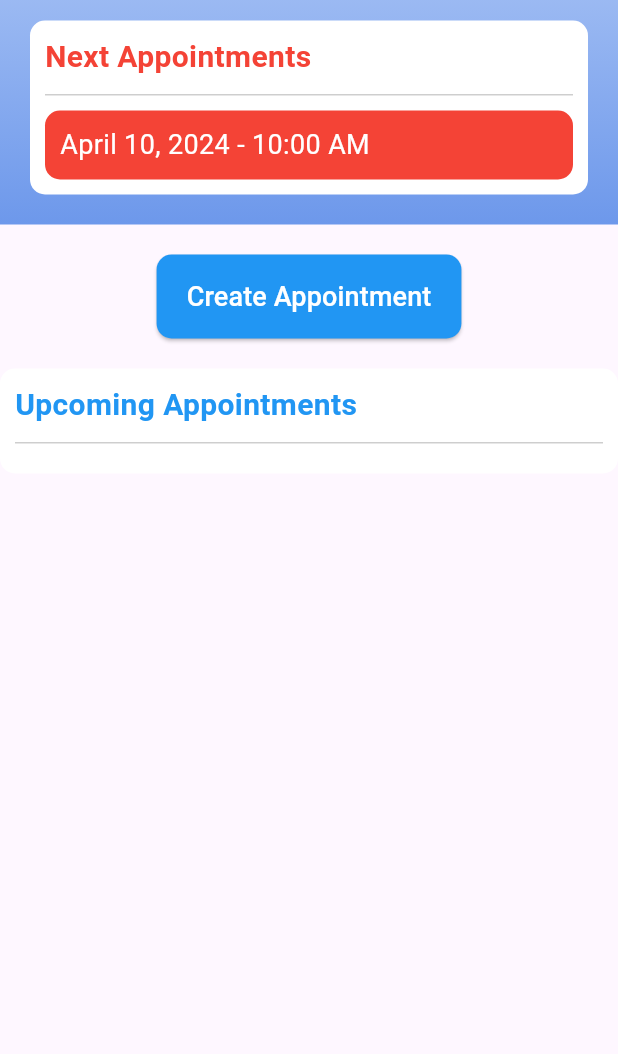
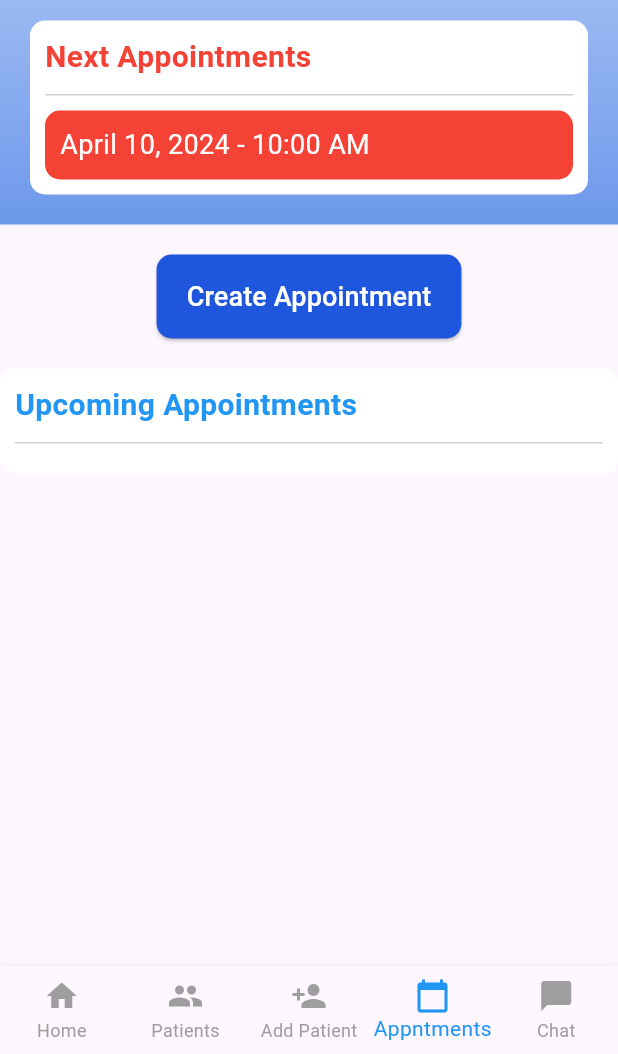
Before and after one commit to jorkd21/MediPal, a Flutter app: the AppointmentPage screen opened by its route, on a phone screen of 412 x 824 dp, the part 182-1236 px from its top. Run offline on Flutter 3.47's test engine with Material 3 defaults, Android fonts, the phone set to English and light mode, and no system bars; our stand-ins replace cloud_firestore, dropdown_search, firebase_analytics, firebase_auth, firebase_core, firebase_database and 3 more; missing offline and left inert: firebase_ui_auth; accounts and stored records are empty; generated files the repository leaves out were written again.

Commit message:
Fixed and added
Fixed the navbar to display highlighted icon on each page, appointment access from chats is broken however. Also changed the name of appointment.dart and to appointment_page.dart since the name was a duplicate and confusing between the object and the actual page. Lastly moved 2 of the files, patientlist and appointment into the pages folder.

```diff
--- a/lib/chat/chat_list.dart
+++ b/lib/chat/chat_list.dart
@@ -4,7 +4,7 @@ import 'package:flutter/material.dart';
 import 'package:medipal/chat/chat_page.dart';
 import 'package:medipal/objects/practitioner.dart';
 import 'package:medipal/pages/dashboard.dart';
-import 'package:medipal/patient_list.dart';
+import 'package:medipal/pages/patient_list.dart';
 
 
 class ChatList extends StatefulWidget {
@@ -23,7 +23,7 @@ class _ChatListState extends State<ChatList> {
     _fetchPractitioners();
   }
 
-  int _selectedIndex = 0;
+  int _selectedIndex = 4;
   final List<Widget> _pages = [
     Dashboard(),
     PatientList(),
--- a/lib/main.dart
+++ b/lib/main.dart
@@ -5,14 +5,14 @@ import 'package:medipal/chat/chat_list.dart';
 import 'package:medipal/forms/appointment.dart';
 import 'package:medipal/forms/patients.dart';
 import 'package:medipal/objects/patient.dart';
-import 'package:medipal/pages/appointment.dart';
+import 'package:medipal/pages/appointment_page.dart';
 import 'package:medipal/pages/chat.dart';
 import 'package:medipal/pages/chat_list.dart';
 import 'package:medipal/pages/dashboard.dart';
 import 'package:medipal/pages/signup.dart';
 import 'package:medipal/pages/patientpage.dart';
 import 'package:medipal/pages/login.dart';
-import 'package:medipal/patient_list.dart';
+import 'package:medipal/pages/patient_list.dart';
 import 'firebase_options.dart'; // firebase api keys
 import 'package:firebase_database/firebase_database.dart'; // realtime database
 import 'package:cloud_firestore/cloud_firestore.dart'; // cloud firestore
@@ -24,6 +24,7 @@ import 'package:medipal/patient_form.dart';
 import 'package:medipal/pages/forgotpasswd.dart';
 import 'package:medipal/pages/signup.dart';
 import 'package:medipal/pages/login.dart';
+import 'package:medipal/objects/appointment.dart';
 
 void main() async {
   // initialize firebase
--- a/lib/pages/appointment.dart
+++ b/lib/pages/appointment_page.dart
@@ -1,10 +1,14 @@
 import 'package:firebase_auth/firebase_auth.dart';
 import 'package:firebase_database/firebase_database.dart';
 import 'package:flutter/material.dart';
+import 'package:medipal/chat/chat_list.dart';
 import 'package:medipal/constant/images.dart';
 import 'package:medipal/objects/appointment.dart';
 import 'package:medipal/objects/practitioner.dart';
 import 'package:medipal/pages/appointment_date.dart';
+import 'package:medipal/pages/patient_list.dart';
+import 'package:medipal/pages/patientpage.dart';
+
 
 class AppointmentPage extends StatefulWidget {
   const AppointmentPage({Key? key}) : super(key: key);
@@ -37,6 +41,24 @@ class _AppointmentPageState extends State<AppointmentPage> {
     setState(() {
       _practitionerFuture = fetchPractitionerData(); // Refetch data
     });
+  }
+
+  int _selectedIndex = 3; // Set to 3 for the "Appointments" button
+  final List<Widget> _pages = [
+    //Dashboard(),
+    PatientList(),
+    PatientList(),
+    PatientPage(),
+    AppointmentPage(),
+    ChatList(),
+    // Add other pages here
+  ];
+
+  void _onItemTapped(int index) {
+    setState(() {
+      _selectedIndex = index;
+    });
+    Navigator.of(context).pushReplacement(MaterialPageRoute(builder: (context) => _pages[index]),);
   }
 
   @override
@@ -169,7 +191,7 @@ class _AppointmentPageState extends State<AppointmentPage> {
                       },
                       style: ElevatedButton.styleFrom(
                         foregroundColor: Colors.white,
-                        backgroundColor: Colors.blue, // Text color
+                        backgroundColor: Color(0xFF1F56DE), // Text color
                         padding: const EdgeInsets.symmetric(
                             vertical: 15, horizontal: 20), // Button padding
                         shape: RoundedRectangleBorder(
@@ -265,7 +287,37 @@ class _AppointmentPageState extends State<AppointmentPage> {
                   ],
                 ),
               ),
+                          bottomNavigationBar: BottomNavigationBar(
+            type: BottomNavigationBarType.fixed,
+            items: const <BottomNavigationBarItem>[
+              BottomNavigationBarItem(
+                icon: Icon(Icons.home),
+                label: 'Home',
+              ),
+              BottomNavigationBarItem(
+                icon: Icon(Icons.people),
+                label: 'Patients',
+              ),
+              BottomNavigationBarItem(
+                icon: Icon(Icons.person_add),
+                label: 'Add Patient',
+              ),
+              BottomNavigationBarItem(
+                icon: Icon(Icons.calendar_today),
+                label: 'Appntments'),
+              BottomNavigationBarItem(
+                icon: Icon(Icons.chat_bubble),
+                label: 'Chat',
+              ),
+            ],
+            currentIndex: _selectedIndex,
+            selectedItemColor: Colors.blue,
+            unselectedItemColor: Colors.grey,
+            showUnselectedLabels: true,
+            onTap: _onItemTapped,
             ),
+            ),
+
           );
         }
       },
--- a/lib/pages/dashboard.dart
+++ b/lib/pages/dashboard.dart
@@ -7,7 +7,7 @@ import 'package:medipal/main.dart';
 import 'package:firebase_database/firebase_database.dart';
 import 'package:medipal/objects/patient.dart';
 import 'package:medipal/pages/patientpage.dart';
-import 'package:medipal/patient_list.dart';
+import 'package:medipal/pages/patient_list.dart';
 import 'package:flutter/material.dart';
 import 'package:medipal/patient_form.dart';
 import 'package:medipal/objects/patient.dart';
@@ -15,7 +15,7 @@ import 'package:medipal/patient_data.dart';
 import 'package:flutter/material.dart';
 import 'package:medipal/constant/images.dart';
 import 'package:medipal/pages/appointment_date.dart';
-import 'package:medipal/pages/appointment.dart';
+import 'package:medipal/pages/appointment_page.dart';
 
 // from appointment_data.dart will be replaced with object/appointment.dart
 class Appointment {
```
Also changed, not shown: lib/pages/patient_list.dart (added, +303 -0 lines), lib/patient_list.dart (deleted, +0 -246 lines).
